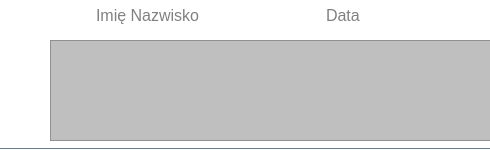
This is noteblock.ui in RStravinsky/CarReservation as Qt 5 draws it before an edit. The edited form follows.
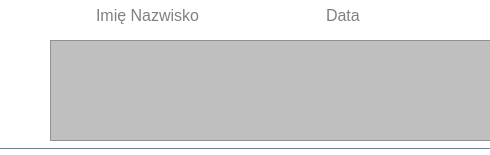
This is the edited form. Icons and pictures are not drawn.

The edit to the form file:
```diff
--- a/noteblock.ui
+++ b/noteblock.ui
@@ -7,7 +7,7 @@
     <x>0</x>
     <y>0</y>
     <width>490</width>
-    <height>150</height>
+    <height>155</height>
    </rect>
   </property>
   <property name="sizePolicy">
```
